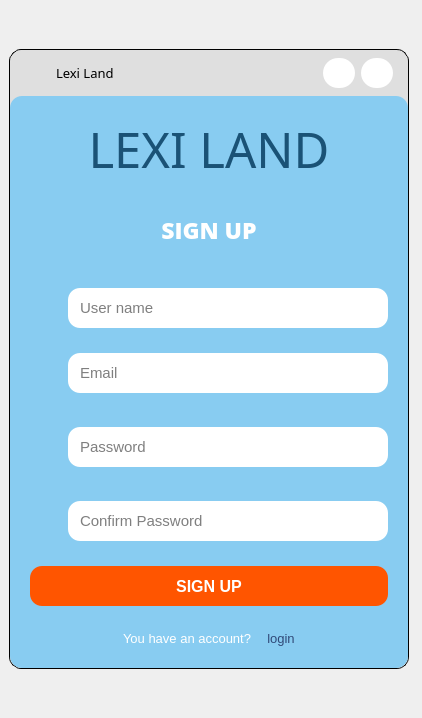
The window that UI/forms/login_register.ui (yuukun123/LexiLand) describes before a commit, drawn with Qt 5.
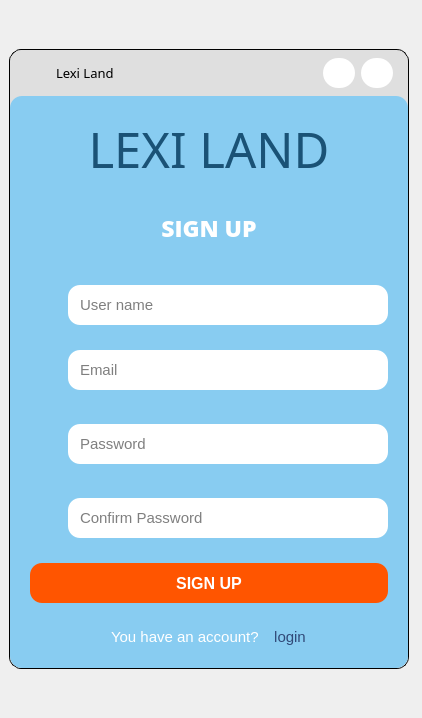
The same window after the commit. The open tabs and pages were chosen to show the change. Icons and pictures are not drawn.

Diff of the .ui file:
```diff
--- a/UI/forms/login_register.ui
+++ b/UI/forms/login_register.ui
@@ -1117,7 +1117,7 @@
                        <widget class="QLabel" name="label_12">
                         <property name="font">
                          <font>
-                          <pointsize>10</pointsize>
+                          <pointsize>11</pointsize>
                          </font>
                         </property>
                         <property name="styleSheet">
@@ -1132,7 +1132,7 @@
                        <widget class="QPushButton" name="login_link">
                         <property name="font">
                          <font>
-                          <pointsize>10</pointsize>
+                          <pointsize>11</pointsize>
                          </font>
                         </property>
                         <property name="styleSheet">
```
Left out of the diff: 31 changed lines with no effect on the pictures.
